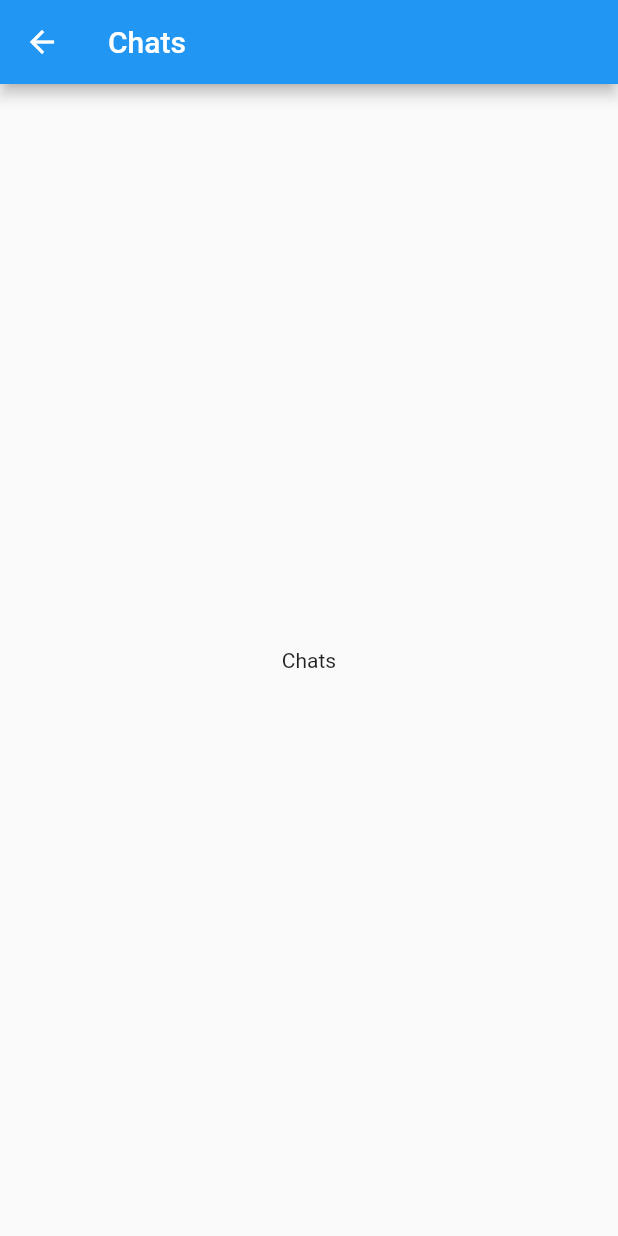
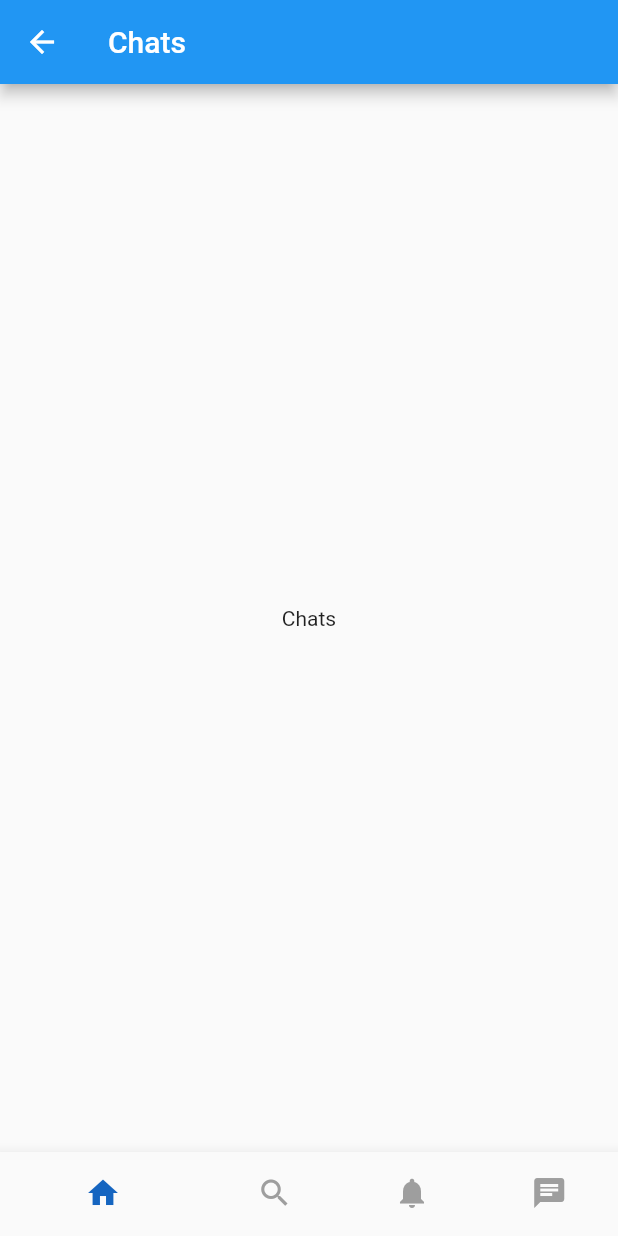
Before and after one commit to Esoteric918/holbertonschool-twitter_clone, a Flutter app: the ChatsScreen screen opened directly, on a phone screen of 412 x 824 dp. Run offline on Flutter 3.47's test engine with Material 2 defaults, Android fonts, the phone set to English and light mode, and no system bars; our stand-ins replace google_fonts.

Commit message:
task 3 - 4

```diff
--- a/twitter/lib/screens/chats_screen.dart
+++ b/twitter/lib/screens/chats_screen.dart
@@ -1,4 +1,6 @@
 import 'package:flutter/material.dart';
+
+import '../widgets/bottom_bar_menu.dart';
 
 class ChatsScreen extends StatefulWidget {
   const ChatsScreen({Key? key}) : super(key: key);
@@ -17,6 +19,7 @@ class _ChatsScreenState extends State<ChatsScreen> {
       body: const Center(
         child: Text('Chats'),
       ),
+      bottomNavigationBar: const BottomBarMenu(),
     );
   }
 }
--- a/twitter/lib/screens/home_screen.dart
+++ b/twitter/lib/screens/home_screen.dart
@@ -1,6 +1,7 @@
 import 'package:flutter/material.dart';
 import 'package:twitter/screens/signin_screen.dart';
 import 'package:twitter/widgets/side_bar_menu.dart';
+import 'package:twitter/widgets/bottom_bar_menu.dart';
 
 class HomeScreen extends StatefulWidget {
   const HomeScreen({Key? key}) : super(key: key);
@@ -33,6 +34,9 @@ class _HomeScreenState extends State<HomeScreen> {
         body: const Center(
           child: Text('Home Screen'),
         ),
-    );
+        //add bottom bar menu,
+        bottomNavigationBar: const BottomBarMenu(
+            // selectedMenu: MenuState.home,
+            ));
   }
 }
--- a/twitter/lib/screens/notifications_screen.dart
+++ b/twitter/lib/screens/notifications_screen.dart
@@ -1,4 +1,6 @@
 import 'package:flutter/material.dart';
+
+import '../widgets/bottom_bar_menu.dart';
 
 class NotificationsScreen extends StatefulWidget {
   const NotificationsScreen({Key? key}) : super(key: key);
@@ -17,6 +19,7 @@ class _NotificationsScreen extends State<NotificationsScreen> {
       body: const Center(
         child: Text('Notifications'),
       ),
+      bottomNavigationBar: const BottomBarMenu(),
     );
   }
 }
--- a/twitter/lib/widgets/bottom_bar_menu.dart
+++ b/twitter/lib/widgets/bottom_bar_menu.dart
@@ -0,0 +1,80 @@
+import 'package:provider/provider.dart';
+
+import 'package:flutter/material.dart';
+import '../providers/app_state.dart';
+import '../screens/chats_screen.dart';
+import '../screens/home_screen.dart';
+import '../screens/notifications_screen.dart';
+import '../screens/search_screen.dart';
+
+class BottomBarMenu extends StatefulWidget {
+  const BottomBarMenu({Key? key}) : super(key: key);
+
+  @override
+  State<BottomBarMenu> createState() => _BottomBarMenuState();
+}
+
+class _BottomBarMenuState extends State<BottomBarMenu> {
+  final List<Widget> screens = [
+    const HomeScreen(),
+    const SearchScreen(),
+    const ChatsScreen(),
+    const NotificationsScreen(),
+  ];
+  @override
+  Widget build(BuildContext context) {
+    int index = Provider.of<AppState>(context, listen: false).pageIndex;
+    print(index);
+    Color homeColor = index == 0 ? Colors.blue.shade800 : Colors.grey;
+    Color searchColor = index == 1 ? Colors.blue.shade800 : Colors.grey;
+    Color notifColor = index == 2 ? Colors.blue.shade800 : Colors.grey;
+    Color chatsColor = index == 3 ? Colors.blue.shade800 : Colors.grey;
+
+    return Consumer<AppState>(
+      builder: (context, appState, child) {
+        return BottomNavigationBar(
+          showSelectedLabels: false,
+          showUnselectedLabels: false,
+          currentIndex: index,
+          onTap: (index) {
+            print(index);
+            appState.setpageIndex = index;
+            Navigator.push(context,
+                MaterialPageRoute(builder: (context) => screens[index]));
+          },
+          items: [
+            BottomNavigationBarItem(
+              icon: Icon(
+                Icons.home,
+                color: homeColor,
+              ),
+              label: 'Home',
+            ),
+            BottomNavigationBarItem(
+              icon: Icon(
+                Icons.search,
+                color: searchColor,
+              ),
+              label: 'Search',
+            ),
+            BottomNavigationBarItem(
+              icon: Icon(
+                Icons.notifications,
+                color: notifColor,
+              ),
+              label: 'Notifications',
+              tooltip: 'Balls',
+            ),
+            BottomNavigationBarItem(
+              icon: Icon(
+                Icons.chat,
+                color: chatsColor,
+              ),
+              label: 'Chats',
+            ),
+          ],
+        );
+      },
+    );
+  }
+}
```
Also changed, not shown: twitter/lib/screens/search_screen.dart (+81 -7 lines), twitter/lib/widgets/users_search_results_widget.dart (added, +56 -0 lines). Lines whose indentation alone changed are shown as unchanged.
